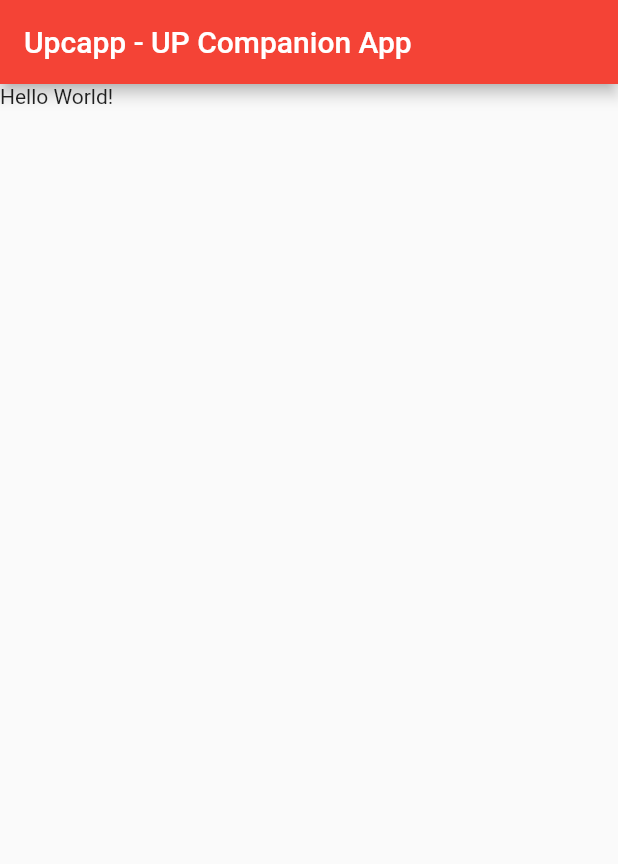
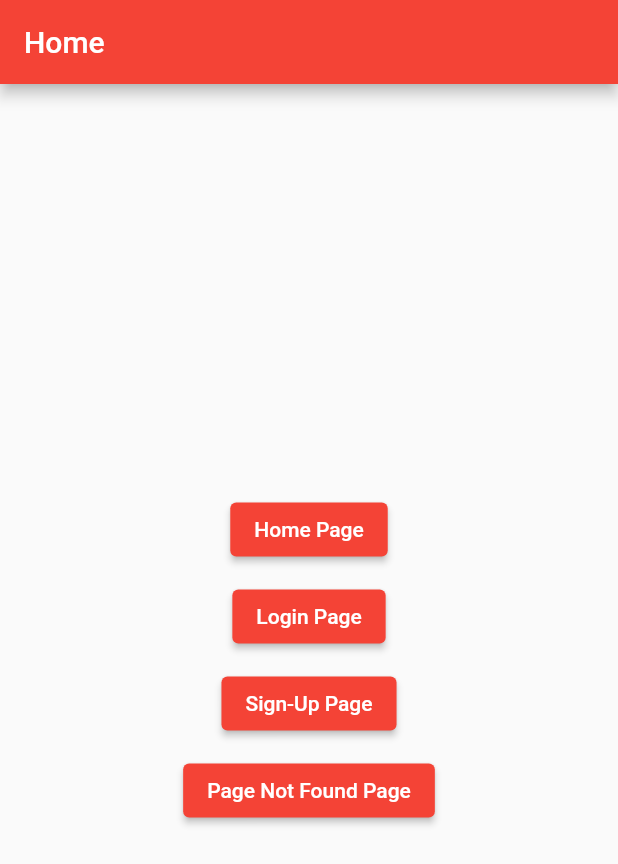
Before and after one commit to Nesvier-Tech/up-companion-app, a Flutter app: the screen it shows after launch, on a phone screen of 412 x 824 dp. Shown: the top 864 px of the screen. Run offline on Flutter 3.47's test engine with Material 2 defaults, Android fonts, the light colour scheme and no system bars; our stand-ins replace firebase_core; accounts and stored records are empty.

Commit message:
Feature login (#6)
* Add firebase_core

* Git test for signing commits

* Signing commits (attempt 2)

* Signing commits (attempt 3)

* Signing commits (attempt 4 -verification)

* Add firebase_auth and implement basic app folder layout

* Add basic pages

```diff
--- a/lib/main.dart
+++ b/lib/main.dart
@@ -2,17 +2,20 @@
 import 'package:flutter/material.dart';
 
 import 'firebase_options.dart';
+import 'presentation/router/app_router.dart';
 
 Future<void> main() async {
   WidgetsFlutterBinding.ensureInitialized();
 
   await Firebase.initializeApp(options: DefaultFirebaseOptions.currentPlatform);
 
-  runApp(const Upcapp());
+  runApp(const App());
 }
 
-class Upcapp extends StatelessWidget {
-  const Upcapp({Key? key}) : super(key: key);
+class App extends StatelessWidget {
+  const App({Key? key}) : super(key: key);
+
+  final AppRouter _appRouter = const AppRouter();
 
   @override
   Widget build(BuildContext context) {
@@ -22,24 +25,8 @@
         primarySwatch: Colors.red,
         visualDensity: VisualDensity.adaptivePlatformDensity,
       ),
-      home: const HomePage(),
+      onGenerateRoute: _appRouter.onGenerateRoute,
+      debugShowCheckedModeBanner: false,
     );
   }
 }
-
-class HomePage extends StatelessWidget {
-  const HomePage({Key? key}) : super(key: key);
-
-  @override
-  Widget build(BuildContext context) {
-    return Scaffold(
-      appBar: AppBar(
-        title: const Text('Upcapp - UP Companion App'),
-      ),
-      // ignore: avoid_unnecessary_containers
-      body: Container(
-        child: const Text('Hello World!'),
-      ),
-    );
-  }
-}
--- /dev/null
+++ b/lib/presentation/pages/errors/page_not_found/page_not_found_page.dart
@@ -0,0 +1,17 @@
+import 'package:flutter/material.dart';
+
+class PageNotFoundPage extends StatelessWidget {
+  static const routeName = 'page-not-found-page';
+
+  const PageNotFoundPage({Key? key}) : super(key: key);
+
+  @override
+  Widget build(BuildContext context) {
+    return Scaffold(
+      appBar: AppBar(title: const Text('Page Not Found')),
+      body: const Center(
+        child: Text('Hello World!'),
+      ),
+    );
+  }
+}
--- /dev/null
+++ b/lib/presentation/pages/home/home_page.dart
@@ -0,0 +1,49 @@
+import 'package:flutter/material.dart';
+import 'package:up_companion_app/presentation/pages/errors/page_not_found/page_not_found_page.dart';
+import 'package:up_companion_app/presentation/pages/login/login_page.dart';
+import 'package:up_companion_app/presentation/pages/sign_up/sign_up_page.dart';
+
+class HomePage extends StatelessWidget {
+  static const routeName = '/';
+
+  const HomePage({Key? key}) : super(key: key);
+
+  @override
+  Widget build(BuildContext context) {
+    return Scaffold(
+      appBar: AppBar(title: const Text('Home')),
+      body: SizedBox(
+        width: double.infinity,
+        child: Column(
+          mainAxisAlignment: MainAxisAlignment.center,
+          crossAxisAlignment: CrossAxisAlignment.center,
+          children: <Widget>[
+            ElevatedButton(
+              onPressed: () =>
+                  Navigator.of(context).popAndPushNamed(HomePage.routeName),
+              child: const Text('Home Page'),
+            ),
+            const SizedBox(height: 10),
+            ElevatedButton(
+              onPressed: () =>
+                  Navigator.of(context).pushNamed(LoginPage.routeName),
+              child: const Text('Login Page'),
+            ),
+            const SizedBox(height: 10),
+            ElevatedButton(
+              onPressed: () =>
+                  Navigator.of(context).pushNamed(SignUpPage.routeName),
+              child: const Text('Sign-Up Page'),
+            ),
+            const SizedBox(height: 10),
+            ElevatedButton(
+              onPressed: () =>
+                  Navigator.of(context).pushNamed(PageNotFoundPage.routeName),
+              child: const Text('Page Not Found Page'),
+            ),
+          ],
+        ),
+      ),
+    );
+  }
+}
--- /dev/null
+++ b/lib/presentation/router/app_router.dart
@@ -0,0 +1,26 @@
+import 'package:flutter/material.dart';
+
+import '../pages/errors/page_not_found/page_not_found_page.dart';
+import '../pages/home/home_page.dart';
+import '../pages/login/login_page.dart';
+import '../pages/sign_up/sign_up_page.dart';
+
+class AppRouter {
+  const AppRouter();
+
+  Route onGenerateRoute(RouteSettings settings) {
+    // final GlobalKey<ScaffoldState> key =
+    //     settings.arguments as GlobalKey<ScaffoldState>;
+
+    switch (settings.name) {
+      case HomePage.routeName:
+        return MaterialPageRoute(builder: (_) => const HomePage());
+      case LoginPage.routeName:
+        return MaterialPageRoute(builder: (_) => const LoginPage());
+      case SignUpPage.routeName:
+        return MaterialPageRoute(builder: (_) => const SignUpPage());
+      default:
+        return MaterialPageRoute(builder: (_) => const PageNotFoundPage());
+    }
+  }
+}
```
Also changed, not shown: lib/presentation/pages/login/login_page.dart (added, +17 -0 lines), lib/presentation/pages/sign_up/sign_up_page.dart (added, +17 -0 lines).
